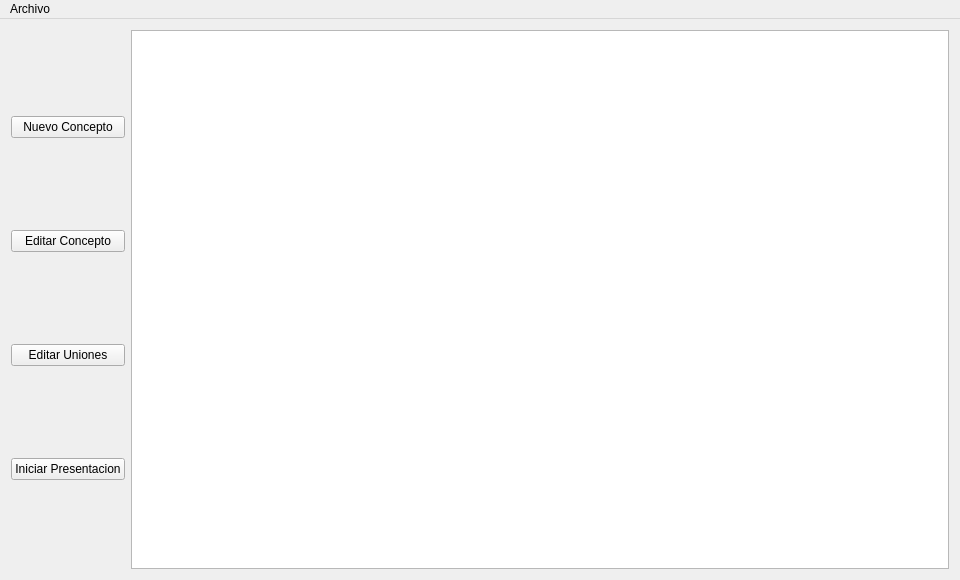
First picture: the form in codigo/interfaz/mainwindow.ui, repository lenis96/proyecto, before the edit.
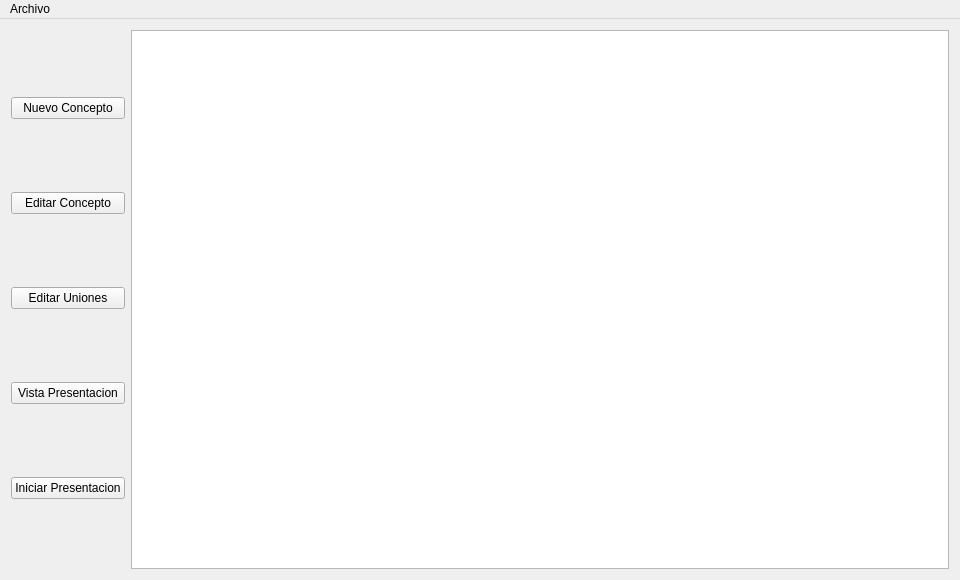
Second picture: the form after the edit.

The edit to the form file:
```diff
--- a/codigo/interfaz/mainwindow.ui
+++ b/codigo/interfaz/mainwindow.ui
@@ -61,6 +61,13 @@
         </property>
        </widget>
       </item>
+      <item>
+       <widget class="QPushButton" name="pushButton_5">
+        <property name="text">
+         <string>Vista Presentacion</string>
+        </property>
+       </widget>
+      </item>
       <item>
        <widget class="QPushButton" name="pushButton_4">
         <property name="text">
```
